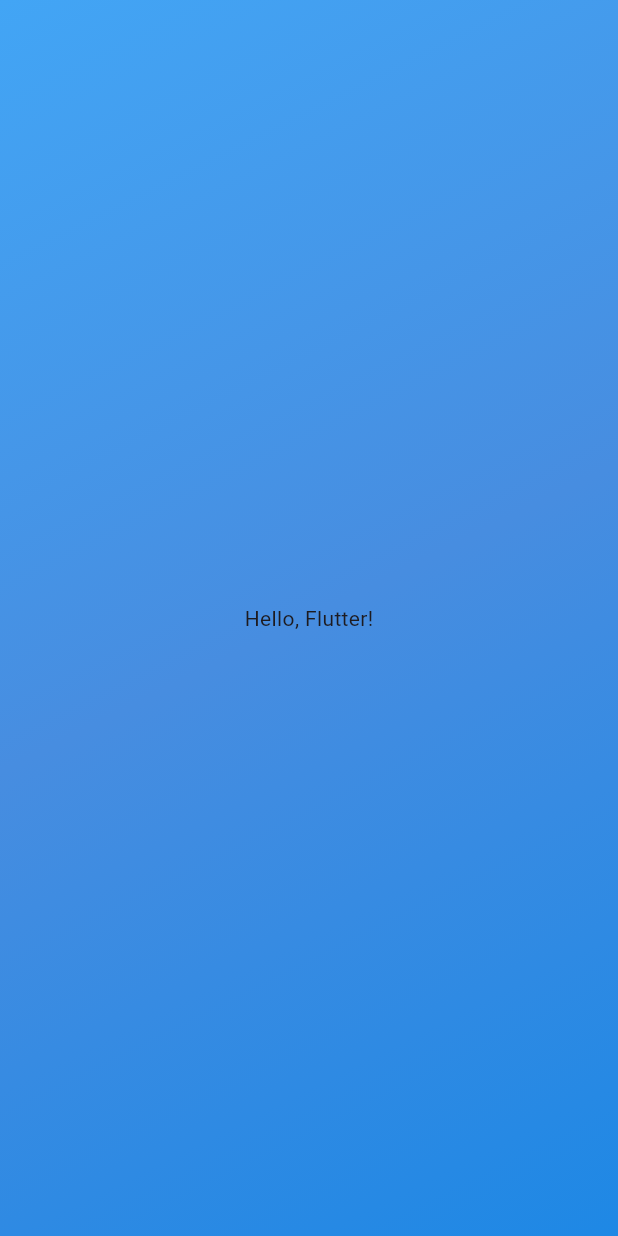
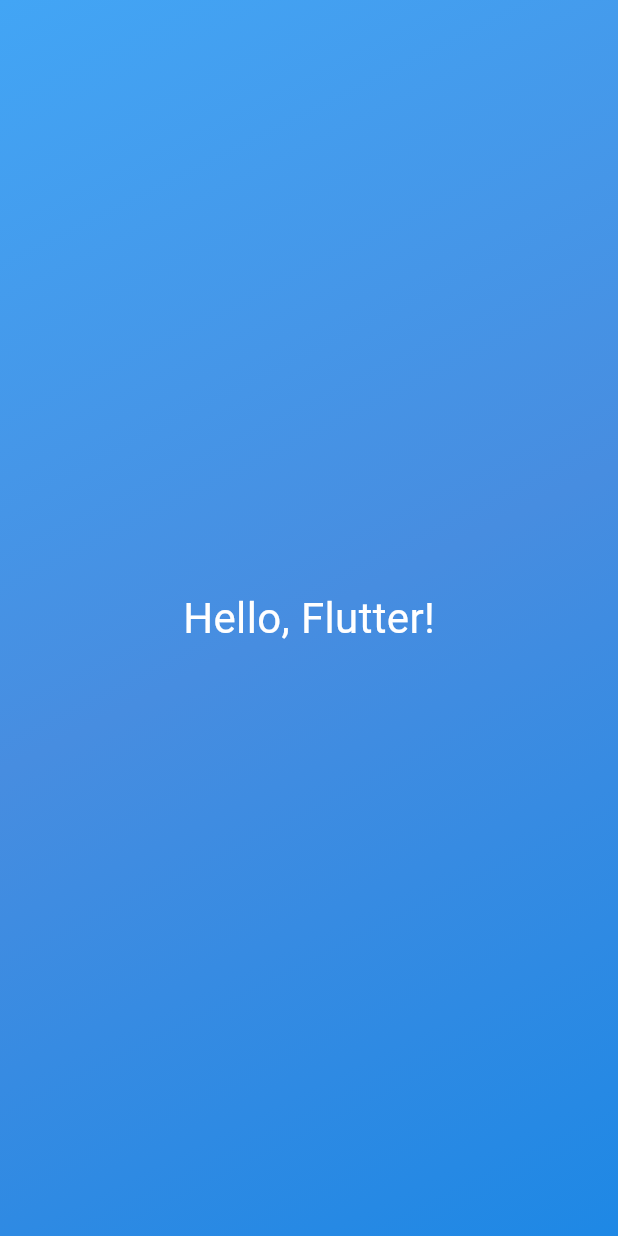
Before and after one commit to oeleomar/flutter-apps, a Flutter app: the screen it shows after launch, on a phone screen of 412 x 824 dp. Run offline on Flutter 3.47's test engine with Material 3 defaults, Android fonts, the phone set to English and light mode, and no system bars.

Commit message:
feat: separeted files

```diff
--- /dev/null
+++ b/dice_app/lib/gradient_container.dart
@@ -0,0 +1,31 @@
+import 'package:flutter/material.dart';
+
+class GradientContainer extends StatelessWidget {
+  const GradientContainer({super.key});
+
+  @override
+  Widget build(context) {
+    return Container(
+      decoration: const BoxDecoration(
+        gradient: LinearGradient(
+          colors: [
+            Color(0xFF42A5F5), // Light Blue
+            Color(0xFF478DE0), // Medium Blue
+            Color(0xFF1E88E5), // Darker Blue
+          ],
+          begin: Alignment.topLeft,
+          end: Alignment.bottomRight,
+        ),
+      ),
+      child: Center(
+        child: Text(
+          'Hello, Flutter!',
+          style: TextStyle(
+            color: Colors.white,
+            fontSize: 28,
+          ),
+        ),
+      ),
+    );
+  }
+}
```
Also changed, not shown: dice_app/lib/main.dart (+2 -16 lines).
